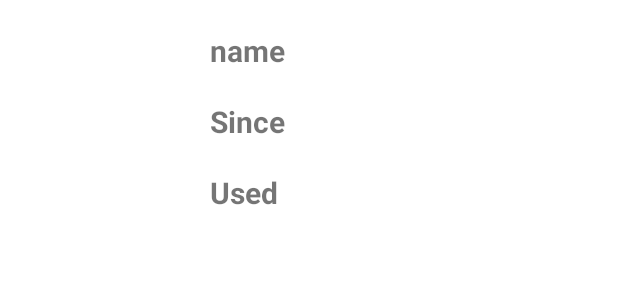
After one commit to Albihoti/FamousProgrammingLanguagesAPP, an Android app: the layout activity_famous_programming_languages_list_details.xml on its own in the app's theme, with its tools: preview values and no code run, on a phone screen of 412 x 824 dp. The commit adds this screen. Shown: the top 300 px of the screen. Run offline under Robolectric (Android 15) with nearby library versions, the phone set to English and light mode, and no system bars.

Commit message:
Finalized Project

```diff
--- /dev/null
+++ b/app/src/main/java/com/example/famousprogramminglanguagesapp/model/FamousProgrammingLanguagesModel.kt
@@ -0,0 +1,4 @@
+package com.example.famousprogramminglanguagesapp.model
+
+data class FamousProgrammingLanguagesModel(val img:Int, val name: String?, val since: String?, val usedPercentage:String) {
+}
--- /dev/null
+++ b/app/src/main/res/layout/activity_famous_programming_languages_list_details.xml
@@ -0,0 +1,58 @@
+<?xml version="1.0" encoding="utf-8"?>
+<androidx.constraintlayout.widget.ConstraintLayout xmlns:android="http://schemas.android.com/apk/res/android"
+    xmlns:app="http://schemas.android.com/apk/res-auto"
+    xmlns:tools="http://schemas.android.com/tools"
+    android:layout_width="match_parent"
+    android:layout_height="match_parent"
+    tools:context=".controller.FamousProgrammingLanguagesListDetails">
+
+
+    <ImageView
+        android:id="@+id/ivIcon"
+        android:layout_width="100dp"
+        android:layout_height="100dp"
+        android:layout_margin="20dp"
+        app:layout_constraintTop_toTopOf="parent"
+        app:layout_constraintLeft_toLeftOf="parent"
+        />
+    <TextView
+        android:id="@+id/tvName"
+        android:layout_width="wrap_content"
+        android:layout_height="wrap_content"
+        app:layout_constraintLeft_toRightOf="@id/ivIcon"
+        android:textSize="20dp"
+        android:textStyle="bold"
+
+        app:layout_constraintTop_toTopOf="parent"
+        android:layout_margin="20dp"
+        android:text="name"
+
+        />
+    <TextView
+        android:id="@+id/tvSince"
+        android:layout_width="wrap_content"
+        android:layout_height="wrap_content"
+        app:layout_constraintLeft_toRightOf="@id/ivIcon"
+        app:layout_constraintTop_toBottomOf="@+id/tvName"
+        android:layout_margin="20dp"
+        android:textSize="20dp"
+        android:textStyle="bold"
+        android:text="Since"
+
+        />
+    <TextView
+        android:id="@+id/tvUsed"
+        android:layout_width="wrap_content"
+        android:layout_height="wrap_content"
+        app:layout_constraintLeft_toRightOf="@id/ivIcon"
+        app:layout_constraintTop_toBottomOf="@+id/tvSince"
+        android:layout_margin="20dp"
+        android:textSize="20dp"
+        android:textStyle="bold"
+        android:text="Used"
+
+        />
+
+
+
+</androidx.constraintlayout.widget.ConstraintLayout>
```
Also changed, not shown: app/src/main/AndroidManifest.xml (+8 -1 lines), app/src/main/java/com/example/famousprogramminglanguagesapp/adapter/FamousProgrammingLanguagesAdapter.kt (added, +42 -0 lines), app/src/main/java/com/example/famousprogramminglanguagesapp/controller/FamousProgramminLanguagesList.kt (added, +52 -0 lines), app/src/main/java/com/example/famousprogramminglanguagesapp/controller/FamousProgrammingLanguagesList.kt (deleted, +0 -30 lines), app/src/main/java/com/example/famousprogramminglanguagesapp/controller/FamousProgrammingLanguagesListDetails.kt (added, +12 -0 lines), app/src/main/java/com/example/famousprogramminglanguagesapp/controller/LoginActivity.kt (+4 -16 lines), app/src/main/java/com/example/famousprogramminglanguagesapp/model/FamousProgrammingLanguages.kt (deleted, +0 -7 lines), app/src/main/res/layout/activity_famous_programmin_languages_list.xml (added, +13 -0 lines), app/src/main/res/layout/activity_famous_programming_languages_list.xml (deleted, +0 -15 lines).
